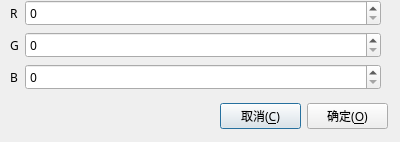
Qt form dialogchoosecolor.ui (hgfugotry/iCppEditor) before a commit.
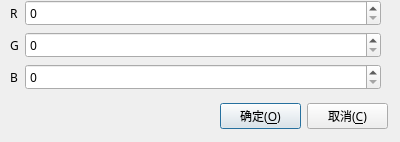
The same form after that commit.

```diff
--- a/dialogchoosecolor.ui
+++ b/dialogchoosecolor.ui
@@ -94,13 +94,6 @@
     </rect>
    </property>
    <layout class="QHBoxLayout" name="horizontalLayout">
-    <item>
-     <widget class="QPushButton" name="cancelButton">
-      <property name="text">
-       <string>取消(&amp;C)</string>
-      </property>
-     </widget>
-    </item>
     <item>
      <widget class="QPushButton" name="commitButton">
       <property name="text">
@@ -108,6 +101,13 @@
       </property>
      </widget>
     </item>
+    <item>
+     <widget class="QPushButton" name="cancelButton">
+      <property name="text">
+       <string>取消(&amp;C)</string>
+      </property>
+     </widget>
+    </item>
    </layout>
   </widget>
  </widget>
```
Left out of the diff: 2 changed lines with no effect on the pictures.
